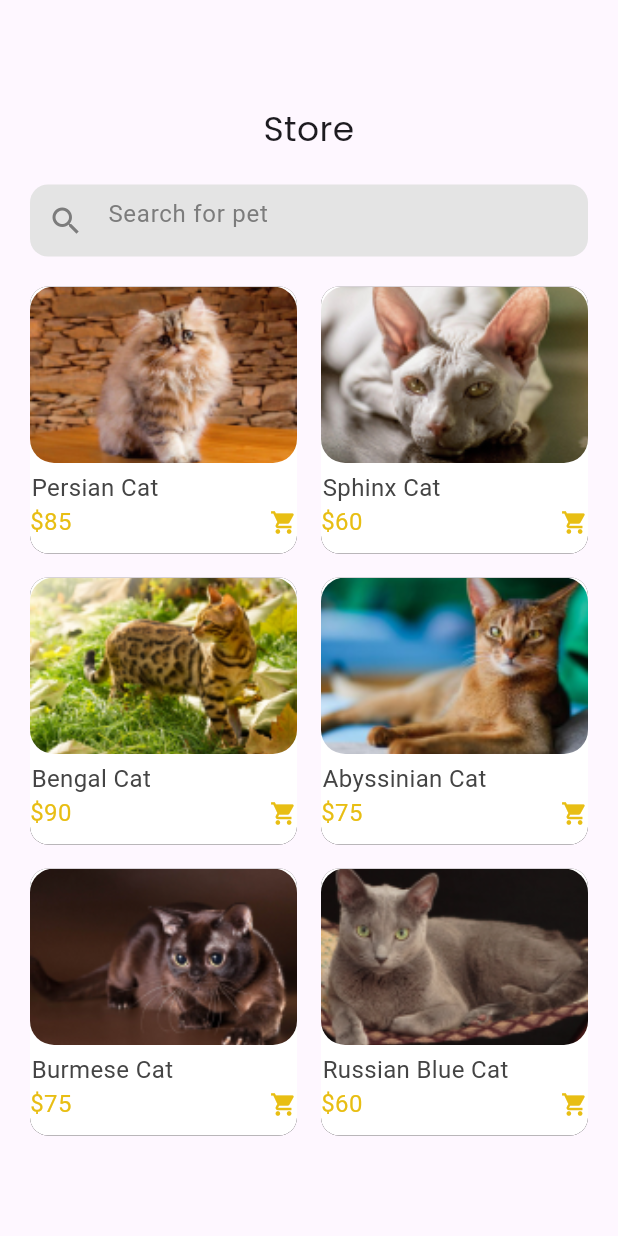
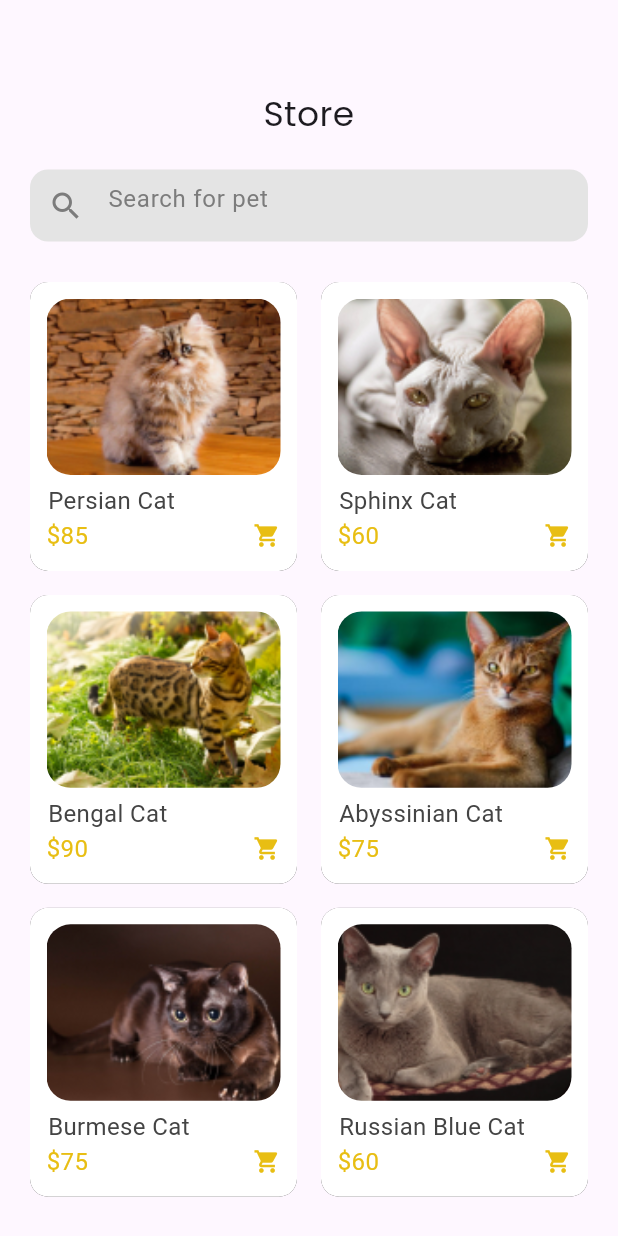
Before and after one commit to isiisiisi/pet_shop_app, a Flutter app: the CatalogScreen screen opened directly, on a phone screen of 412 x 824 dp. Run offline on Flutter 3.47's test engine with Material 3 defaults, Android fonts, the phone set to English and light mode, and no system bars; our stand-ins replace google_fonts.

Commit message:
edited tile spacing, paddings

```diff
--- a/lib/catalog_screen.dart
+++ b/lib/catalog_screen.dart
@@ -16,7 +16,7 @@ class CatalogScreen extends StatelessWidget {
         //store title
         Padding(
           padding: const EdgeInsets.only(
-            top: 70,
+            top: 60,
             bottom: 20.0,
           ),
           child: Center(
@@ -50,6 +50,8 @@ class CatalogScreen extends StatelessWidget {
           ),
         ),
 
+         const SizedBox(height: 7),
+
         // pet catalog
         Expanded(
           child: Consumer<CartModel>(builder: (context, value, child) {
@@ -57,7 +59,10 @@ class CatalogScreen extends StatelessWidget {
               itemCount: value.shopPets.length,
               padding: const EdgeInsets.all(12),
               gridDelegate: const SliverGridDelegateWithFixedCrossAxisCount(
-                  crossAxisCount: 2),
+                  crossAxisCount: 2,
+                  crossAxisSpacing: 0.0,
+                  childAspectRatio: 0.93
+              ),
               itemBuilder: (context, index) {
                 return PetTile(
                   petBreed: value.shopPets[index][0],
--- a/lib/components/pet_tile.dart
+++ b/lib/components/pet_tile.dart
@@ -30,14 +30,16 @@ class PetTile extends StatelessWidget {
               color: color,
               borderRadius: BorderRadius.circular(12),
               boxShadow: [
-                BoxShadow(
-                  color: const Color.fromARGB(255, 0, 0, 0).withOpacity(0.8),
-                  spreadRadius: 4,
-                  blurRadius: 10,
-                  offset: const Offset(0, 4),
+                const BoxShadow(
+                  color: Color.fromARGB(255, 122, 122, 122),
+                  spreadRadius: 20,
+                  blurRadius: 15,
+                  offset: Offset(0, 15)
+                ).scale(4)
+              ]
             ),
-              ],
-            ),
+            child: Padding(
+              padding: const EdgeInsets.all(11.0),
               child: Column(
                 crossAxisAlignment: CrossAxisAlignment.stretch,
                 children: [
@@ -50,7 +52,7 @@ class PetTile extends StatelessWidget {
                     ),
                   ),
                   Padding(
-                  padding: const EdgeInsets.only(left: 1.0, top: 5.0),
+                    padding: const EdgeInsets.only(left: 1.0, top: 6.0),
                     child: Text(
                       petBreed,
                       textAlign: TextAlign.left,
@@ -77,6 +79,7 @@ class PetTile extends StatelessWidget {
             ),
           ),
         ),
+      ),
     );
   }
 }
```
Lines whose indentation alone changed are shown as unchanged.
